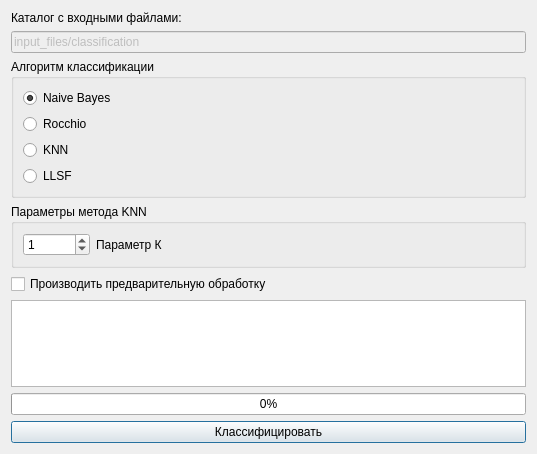
The window that sources/DialogConfigClassification.ui (AndreyTulyakov/TextStageProcessor) describes before a commit, drawn with Qt 5.
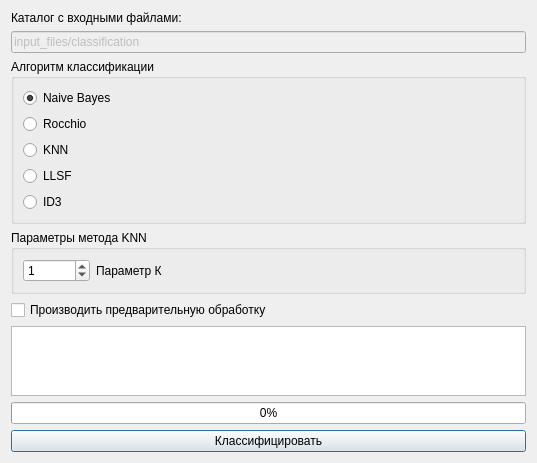
The same window after the commit.

Commit message: Добавил интерфейс и обвязку для ID3 алгоритма классификации.

Patch:
```diff
--- a/sources/DialogConfigClassification.ui
+++ b/sources/DialogConfigClassification.ui
@@ -75,6 +75,13 @@
         </property>
        </widget>
       </item>
+      <item>
+       <widget class="QRadioButton" name="radioButtonID3">
+        <property name="text">
+         <string>ID3</string>
+        </property>
+       </widget>
+      </item>
      </layout>
     </widget>
    </item>
```
The commit also changes 3 other files.
